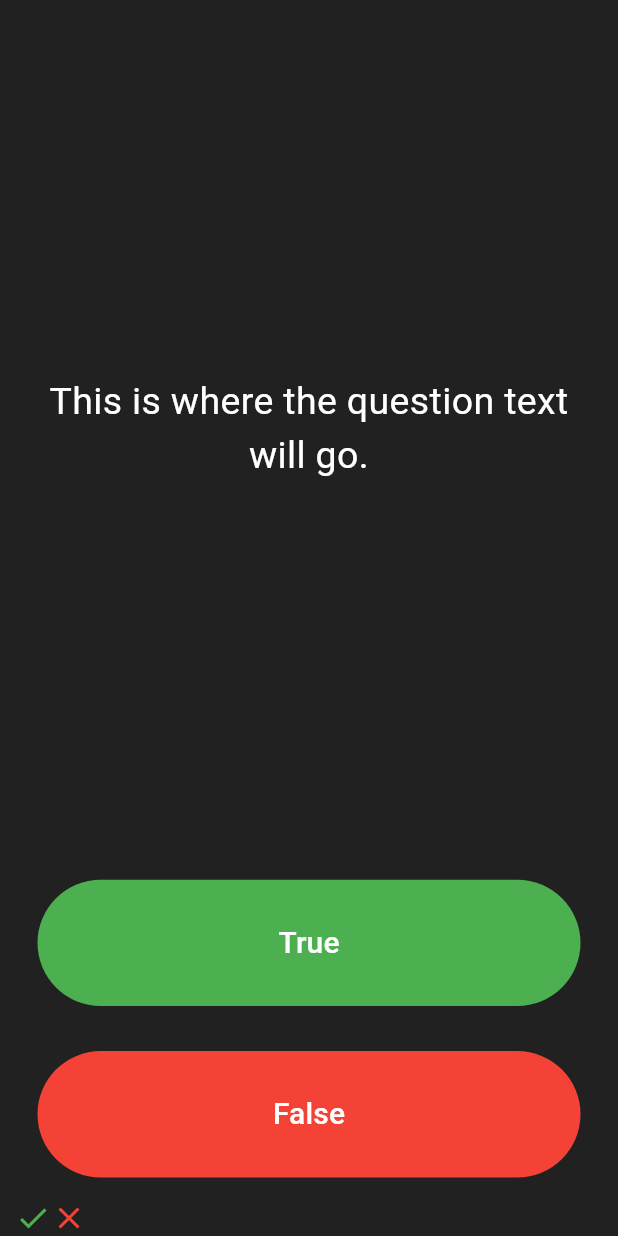
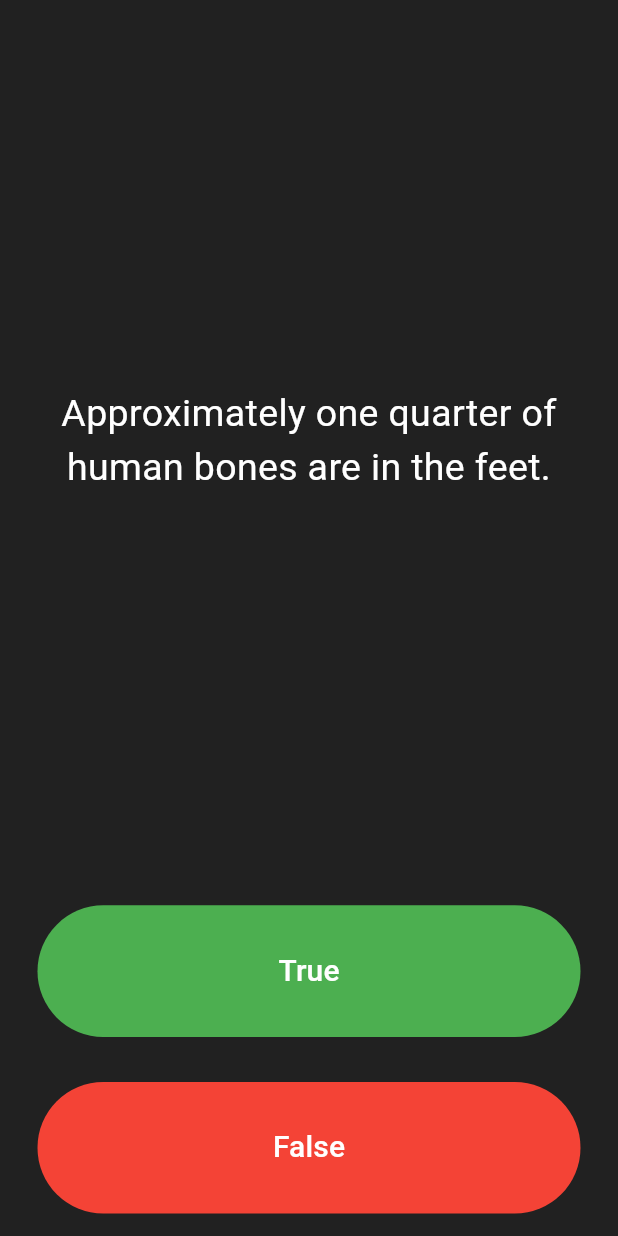
Before and after one commit to elham96dev/quizzler-app, a Flutter app: the screen it shows after launch, after a tap on "True", on a phone screen of 412 x 824 dp. Run offline on Flutter 3.47's test engine with Material 3 defaults, Android fonts, the phone set to English and light mode, and no system bars.

Commit message:
rebuilding quiz page

```diff
--- a/lib/main.dart
+++ b/lib/main.dart
@@ -1,4 +1,9 @@
 import 'package:flutter/material.dart';
+import 'package:quizzler/quiz_page.dart';
+
+import 'quiz_list.dart';
+
+QuizList quizList = QuizList();
 
 void main() => runApp(Quizzler());
 
@@ -19,94 +24,3 @@
     );
   }
 }
-
-class QuizPage extends StatefulWidget {
-  @override
-  _QuizPageState createState() => _QuizPageState();
-}
-
-class _QuizPageState extends State<QuizPage> {
-  @override
-  Widget build(BuildContext context) {
-    return Column(
-      mainAxisAlignment: MainAxisAlignment.spaceBetween,
-      crossAxisAlignment: CrossAxisAlignment.stretch,
-      children: <Widget>[
-        Expanded(
-          flex: 5,
-          child: Padding(
-            padding: EdgeInsets.all(10.0),
-            child: Center(
-              child: Text(
-                'This is where the question text will go.',
-                textAlign: TextAlign.center,
-                style: TextStyle(
-                  fontSize: 25.0,
-                  color: Colors.white,
-                ),
-              ),
-            ),
-          ),
-        ),
-        Expanded(
-          child: Padding(
-            padding: EdgeInsets.all(15.0),
-            child: TextButton(
-              style: TextButton.styleFrom(
-                backgroundColor: Colors.green,
-              ),
-              child: Text(
-                'True',
-                style: TextStyle(
-                  color: Colors.white,
-                  fontSize: 20.0,
-                ),
-              ),
-              onPressed: () {
-                //The user picked true.
-              },
-            ),
-          ),
-        ),
-        Expanded(
-          child: Padding(
-            padding: EdgeInsets.all(15.0),
-            child: TextButton(
-              style: TextButton.styleFrom(
-                backgroundColor: Colors.red,
-              ),
-              child: Text(
-                'False',
-                style: TextStyle(
-                  fontSize: 20.0,
-                  color: Colors.white,
-                ),
-              ),
-              onPressed: () {
-                //The user picked false.
-              },
-            ),
-          ),
-        ),
-        Row(
-          children: [
-            Icon(
-              Icons.check,
-              color: Colors.green,
-            ),
-            Icon(
-              Icons.close,
-              color: Colors.red,
-            ),
-          ],
-        ),
-      ],
-    );
-  }
-}
-
-/*
-question1: 'You can lead a cow down stairs but not up stairs.', false,
-question2: 'Approximately one quarter of human bones are in the feet.', true,
-question3: 'A slug\'s blood is green.', true,
-*/
--- /dev/null
+++ b/lib/quiz_list.dart
@@ -0,0 +1,46 @@
+import 'package:quizzler/question.dart';
+
+class QuizList {
+  int _questionNumber = 0;
+  List<Question> _questionBank = [
+    Question('You can lead a cow down stairs but not up stairs.', false),
+    Question('Approximately one quarter of human bones are in the feet.', true),
+    Question('A slug\'s blood is green.', true),
+    Question('Some cats are actually allergic to humans', true),
+    Question('Buzz Aldrin\'s mother\'s maiden name was \"Moon\".', true),
+    Question('It is illegal to pee in the Ocean in Portugal.', true),
+    Question(
+        'No piece of square dry paper can be folded in half more than 7 times.',
+        false),
+    Question(
+        'In London, UK, if you happen to die in the House of Parliament, you are technically entitled to a state funeral, because the building is considered too sacred a place.',
+        true),
+    Question(
+        'The loudest sound produced by any animal is 188 decibels. That animal is the African Elephant.',
+        false),
+    Question(
+        'The total surface area of two human lungs is approximately 70 square metres.',
+        true),
+    Question('Google was originally called \"Backrub\".', true),
+    Question(
+        'Chocolate affects a dog\'s heart and nervous system; a few ounces are enough to kill a small dog.',
+        true),
+    Question(
+        'In West Virginia, USA, if you accidentally hit an animal with your car, you are free to take it home to eat.',
+        true),
+  ];
+
+  void nextQuestion() {
+    if (_questionNumber < _questionBank.length - 1) {
+      _questionNumber++;
+    }
+  }
+
+  String getQuestionText() {
+    return _questionBank[_questionNumber].questionText;
+  }
+
+  bool getQuestionAnswer() {
+    return _questionBank[_questionNumber].questionAnswer;
+  }
+}
--- /dev/null
+++ b/lib/quiz_page.dart
@@ -0,0 +1,99 @@
+import 'package:flutter/material.dart';
+
+import 'main.dart';
+
+class QuizPage extends StatefulWidget {
+  @override
+  _QuizPageState createState() => _QuizPageState();
+}
+
+class _QuizPageState extends State<QuizPage> {
+  List<Icon> scoreKeeper = [];
+
+  @override
+  Widget build(BuildContext context) {
+    return Column(
+      mainAxisAlignment: MainAxisAlignment.spaceBetween,
+      crossAxisAlignment: CrossAxisAlignment.stretch,
+      children: <Widget>[
+        Expanded(
+          flex: 5,
+          child: Padding(
+            padding: EdgeInsets.all(10.0),
+            child: Center(
+              child: Text(
+                quizList.getQuestionText(),
+                textAlign: TextAlign.center,
+                style: TextStyle(
+                  fontSize: 25.0,
+                  color: Colors.white,
+                ),
+              ),
+            ),
+          ),
+        ),
+        Expanded(
+          child: Padding(
+            padding: EdgeInsets.all(15.0),
+            child: TextButton(
+              style: TextButton.styleFrom(
+                backgroundColor: Colors.green,
+              ),
+              child: Text(
+                'True',
+                style: TextStyle(
+                  color: Colors.white,
+                  fontSize: 20.0,
+                ),
+              ),
+              onPressed: () {
+                // The user picked true
+                bool correctAnswer = quizList.getQuestionAnswer();
+                if (correctAnswer == true) {
+                  print('user got it right!');
+                } else {
+                  print('user got it wrong!');
+                }
+                setState(() {
+                  quizList.nextQuestion();
+                });
+              },
+            ),
+          ),
+        ),
+        Expanded(
+          child: Padding(
+            padding: EdgeInsets.all(15.0),
+            child: TextButton(
+              style: TextButton.styleFrom(
+                backgroundColor: Colors.red,
+              ),
+              child: Text(
+                'False',
+                style: TextStyle(
+                  fontSize: 20.0,
+                  color: Colors.white,
+                ),
+              ),
+              onPressed: () {
+                // The user picked false
+                bool correctAnswer = quizList.getQuestionAnswer();
+                if (correctAnswer == false) {
+                  print('user got it right!');
+                } else {
+                  print('user got it wrong!');
+                }
+                setState(() {
+                  quizList.nextQuestion();
+                });
+              },
+            ),
+          ),
+        ),
+        Row(
+          children: scoreKeeper,
+        ),
+      ],
+    );
+  }
+}
```
Also changed, not shown: lib/question.dart (added, +9 -0 lines).
